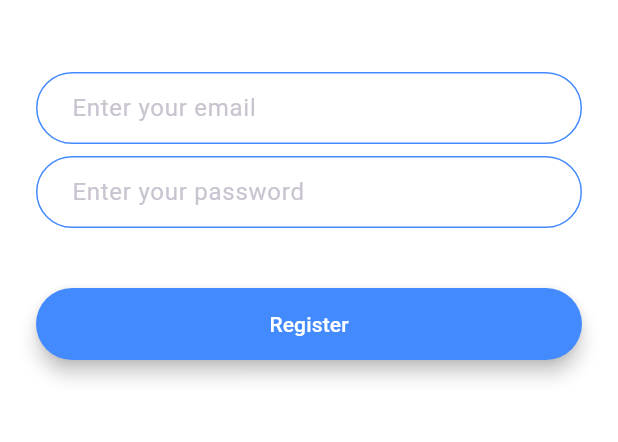
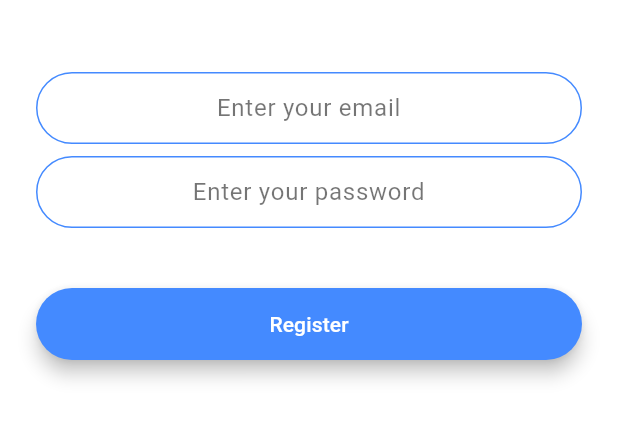
Before and after one commit to ChristianAfreh/flat-chat-app, a Flutter app: the screen it shows after launch, after a tap on "Register", on a phone screen of 412 x 824 dp, the part 576-1018 px from its top. Run offline on Flutter 3.47's test engine with Material 3 defaults, Android fonts, the phone set to English and light mode, and no system bars.

```diff
--- a/lib/screens/login_screen.dart
+++ b/lib/screens/login_screen.dart
@@ -20,9 +20,12 @@ class _LoginScreenState extends State<LoginScreen> {
           mainAxisAlignment: MainAxisAlignment.center,
           crossAxisAlignment: CrossAxisAlignment.stretch,
           children: <Widget>[
-            Container(
-              height: 200.0,
-              child: Image.asset('images/logo.png'),
+            Hero(
+              tag: 'logo',
+              child: SizedBox(
+                height: 200.0,
+                child: Image.asset('images/logo.png'),
+              ),
             ),
             const SizedBox(
               height: 48.0,
--- a/lib/screens/registration_screen.dart
+++ b/lib/screens/registration_screen.dart
@@ -20,9 +20,12 @@ class _RegistrationScreenState extends State<RegistrationScreen> {
           mainAxisAlignment: MainAxisAlignment.center,
           crossAxisAlignment: CrossAxisAlignment.stretch,
           children: <Widget>[
-            Container(
-              height: 200.0,
-              child: Image.asset('images/logo.png'),
+            Hero(
+              tag: 'logo',
+              child: SizedBox(
+                height: 200.0,
+                child: Image.asset('images/logo.png'),
+              ),
             ),
             const SizedBox(
               height: 48.0,
@@ -31,8 +34,12 @@ class _RegistrationScreenState extends State<RegistrationScreen> {
               onChanged: (value) {
                 //Do something with the user input.
               },
+              textAlign: TextAlign.center,
               decoration: const InputDecoration(
                 hintText: 'Enter your email',
+                hintStyle: TextStyle(
+                  color: Colors.black54,
+                ),
                 contentPadding:
                     EdgeInsets.symmetric(vertical: 10.0, horizontal: 20.0),
                 border: OutlineInputBorder(
@@ -55,8 +62,10 @@ class _RegistrationScreenState extends State<RegistrationScreen> {
               onChanged: (value) {
                 //Do something with the user input.
               },
+              textAlign: TextAlign.center,
               decoration: const InputDecoration(
                 hintText: 'Enter your password',
+                hintStyle: TextStyle(color: Colors.black54),
                 contentPadding:
                     EdgeInsets.symmetric(vertical: 10.0, horizontal: 20.0),
                 border: OutlineInputBorder(
--- a/lib/screens/welcome_screen.dart
+++ b/lib/screens/welcome_screen.dart
@@ -24,9 +24,12 @@ class _WelcomeScreenState extends State<WelcomeScreen> {
           children: <Widget>[
             Row(
               children: <Widget>[
-                SizedBox(
-                  height: 60.0,
-                  child: Image.asset('images/logo.png'),
+                Hero(
+                  tag: 'logo',
+                  child: SizedBox(
+                    height: 60.0,
+                    child: Image.asset('images/logo.png'),
+                  ),
                 ),
                 const Text(
                   'Flash Chat',
```
